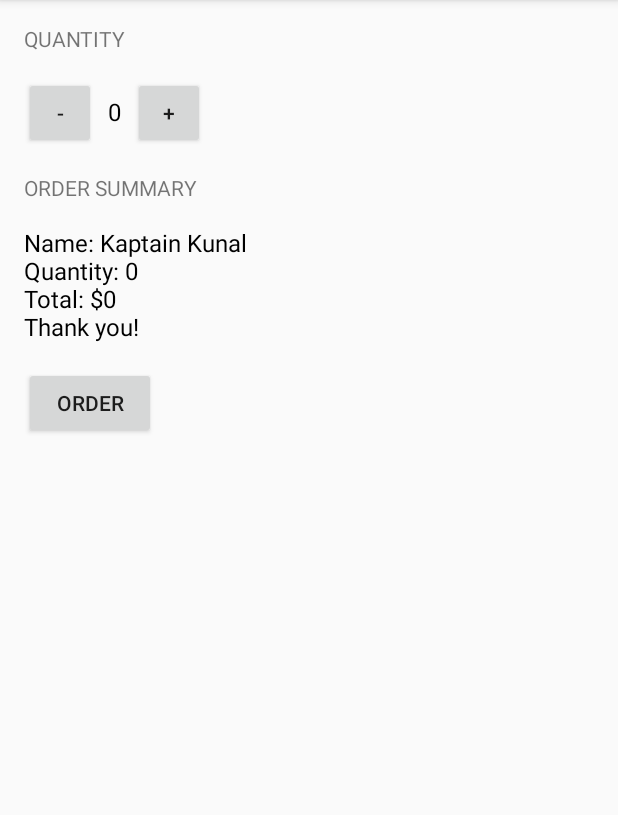
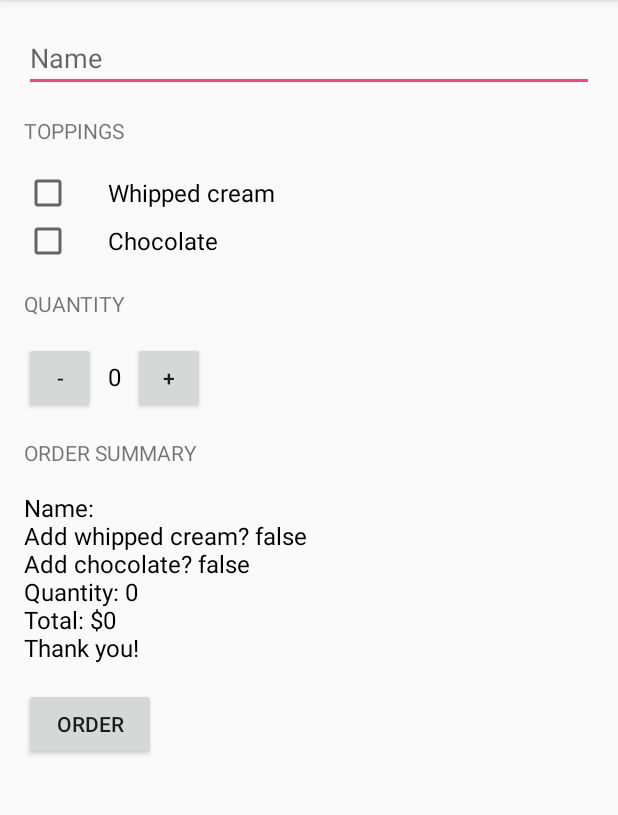
Before and after one commit to Homeye/Udacity-Google-Challenge-Scholarship-Android-Basics, an Android app: the screen it shows after launch (MainActivity), after a tap on "ORDER", on a phone screen of 412 x 824 dp, the part 84-899 px from its top. Run offline under Robolectric (Android 15) with nearby library versions, the phone set to English and light mode, and no system bars.

Commit message:
project updated with topping choices and with an input field, where the customer can enter his/her name

```diff
--- a/JustJava/app/src/main/java/com/example/homeye/justjava/MainActivity.java
+++ b/JustJava/app/src/main/java/com/example/homeye/justjava/MainActivity.java
@@ -3,6 +3,8 @@ package com.example.homeye.justjava;
 import android.os.Bundle;
 import android.support.v7.app.AppCompatActivity;
 import android.view.View;
+import android.widget.CheckBox;
+import android.widget.EditText;
 import android.widget.TextView;
 
 /**
@@ -40,7 +42,18 @@ public class MainActivity extends AppCompatActivity {
      * This method is called when the order button is clicked.
      */
     public void submitOrder(View view) {
-        displayMessage(createOrderSummary(calculatePrice()));
+        EditText nameField = findViewById(R.id.name_field);
+        String name = nameField.getText().toString();
+
+        // Figure out if the user wants whipped cream topping
+        CheckBox whippedCreamCheckBox = findViewById(R.id.whipped_cream_checkbox);
+        boolean hasWhippedCream = whippedCreamCheckBox.isChecked();
+
+        // Figure out if the user wants whipped cream topping
+        CheckBox chocolateCheckBox = findViewById(R.id.chocolate_checkbox);
+        boolean hasChocolate = chocolateCheckBox.isChecked();
+
+        displayMessage(createOrderSummary(name, calculatePrice(), hasWhippedCream, hasChocolate));
     }
 
     /**
@@ -55,11 +68,14 @@ public class MainActivity extends AppCompatActivity {
     /**
      * Create summary of the order.
      *
+     * @param name of the customer
      * @param price of the order
+     * @param addWhippedCream is whether or not the user wants whipped cream topping
+     * @param addChocolate is whether or not the user wants chocolate topping
      * @return text summary
      */
-    private String createOrderSummary(int price) {
-        return "Name: Kaptain Kunal" + "\nQuantity: " + quantity + "\nTotal: $" + price + "\nThank you!";
+    private String createOrderSummary(String name, int price, boolean addWhippedCream, boolean addChocolate) {
+        return "Name: " + name + "\nAdd whipped cream? " + addWhippedCream + "\nAdd chocolate? " + addChocolate + "\nQuantity: " + quantity + "\nTotal: $" + price + "\nThank you!";
     }
 
     /**
--- a/JustJava/app/src/main/res/layout/activity_main.xml
+++ b/JustJava/app/src/main/res/layout/activity_main.xml
@@ -1,11 +1,47 @@
 <?xml version="1.0" encoding="utf-8"?>
-<LinearLayout xmlns:android="http://schemas.android.com/apk/res/android"
+<ScrollView xmlns:android="http://schemas.android.com/apk/res/android"
     xmlns:tools="http://schemas.android.com/tools"
     android:layout_width="match_parent"
     android:layout_height="match_parent"
+    tools:context="com.example.homeye.justjava.MainActivity">
+
+    <LinearLayout
+        android:layout_width="match_parent"
+        android:layout_height="match_parent"
         android:orientation="vertical"
-    android:padding="16dp"
-    tools:context="com.example.homeye.justjava.MainActivity">
+        android:padding="16dp">
+
+        <EditText
+            android:id="@+id/name_field"
+            android:layout_width="match_parent"
+            android:layout_height="wrap_content"
+            android:layout_marginBottom="16dp"
+            android:hint="Name"
+            android:inputType="textPersonName|textCapWords" />
+
+        <TextView
+            android:layout_width="wrap_content"
+            android:layout_height="wrap_content"
+            android:layout_marginBottom="16dp"
+            android:text="Toppings"
+            android:textAllCaps="true" />
+
+        <CheckBox
+            android:id="@+id/whipped_cream_checkbox"
+            android:layout_width="wrap_content"
+            android:layout_height="wrap_content"
+            android:paddingLeft="24dp"
+            android:text="Whipped cream"
+            android:textSize="16sp" />
+
+        <CheckBox
+            android:id="@+id/chocolate_checkbox"
+            android:layout_width="wrap_content"
+            android:layout_height="wrap_content"
+            android:layout_marginBottom="16dp"
+            android:paddingLeft="24dp"
+            android:text="Chocolate"
+            android:textSize="16sp" />
 
         <TextView
             android:layout_width="wrap_content"
@@ -67,3 +103,5 @@
             android:text="Order" />
 
     </LinearLayout>
+
+</ScrollView>
```
Lines whose indentation alone changed are shown as unchanged.
